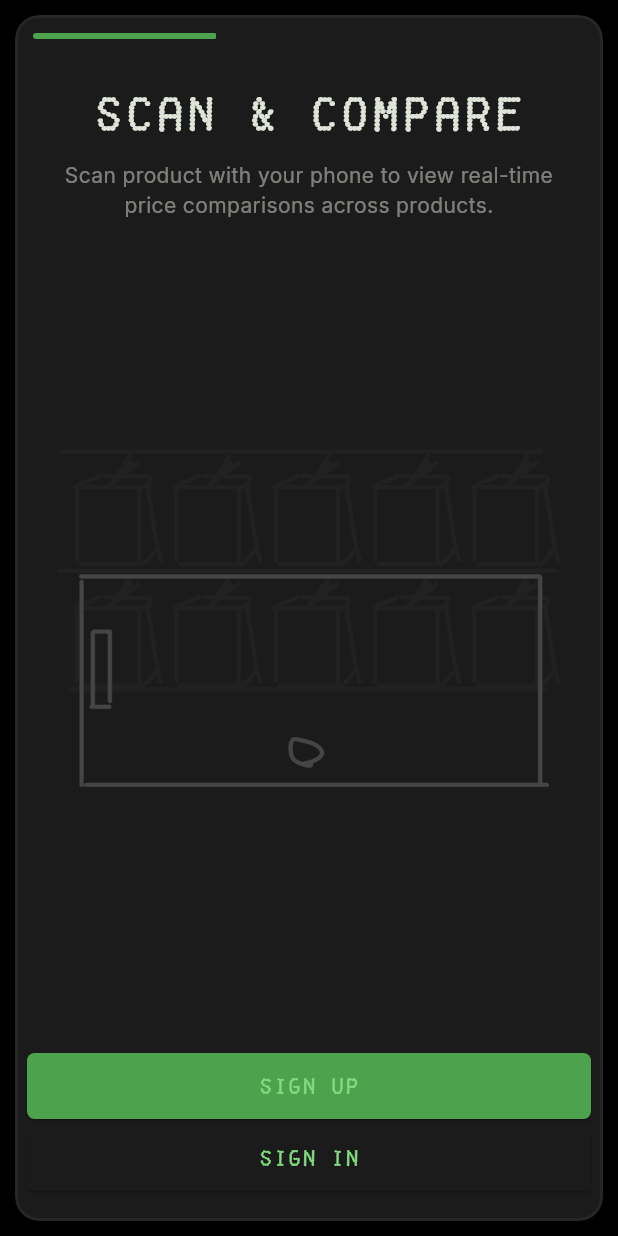
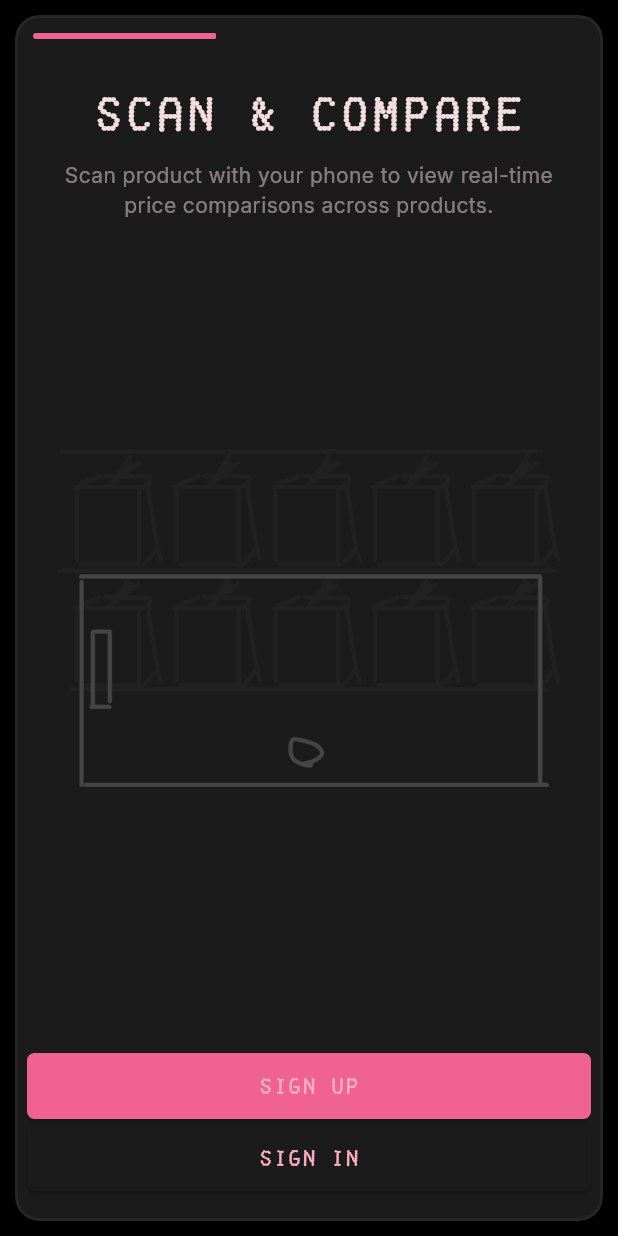
Before and after one commit to Rotlug/price_pal, a Flutter app: the screen it shows after launch, on a phone screen of 412 x 824 dp. Run offline on Flutter 3.47's test engine with Material 3 defaults, Android fonts, the phone set to English and light mode, and no system bars; project files that could hold a hidden picture were left out.

```diff
--- a/lib/main.dart
+++ b/lib/main.dart
@@ -17,7 +17,7 @@ class MainApp extends StatelessWidget {
       theme: ThemeData(
         fontFamily: "FakeReceipt",
         useMaterial3: true,
-        colorScheme: ColorScheme.fromSeed(seedColor: Colors.green.shade700, brightness: Brightness.dark, dynamicSchemeVariant: DynamicSchemeVariant.fidelity)
+        colorScheme: ColorScheme.fromSeed(seedColor: Colors.pink.shade300, brightness: Brightness.dark, dynamicSchemeVariant: DynamicSchemeVariant.fidelity)
       ),
       home: const LandingPage(),
     );
```
Also changed, not shown: assets/fonts/InterVariable.ttf, 1 other file.
